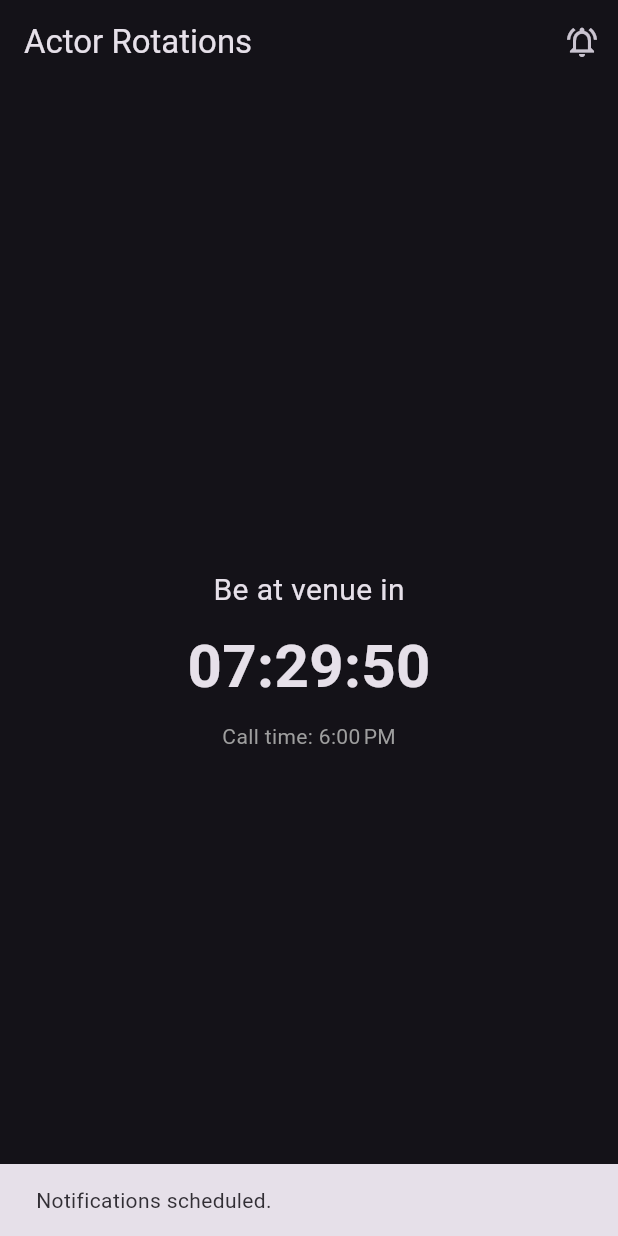
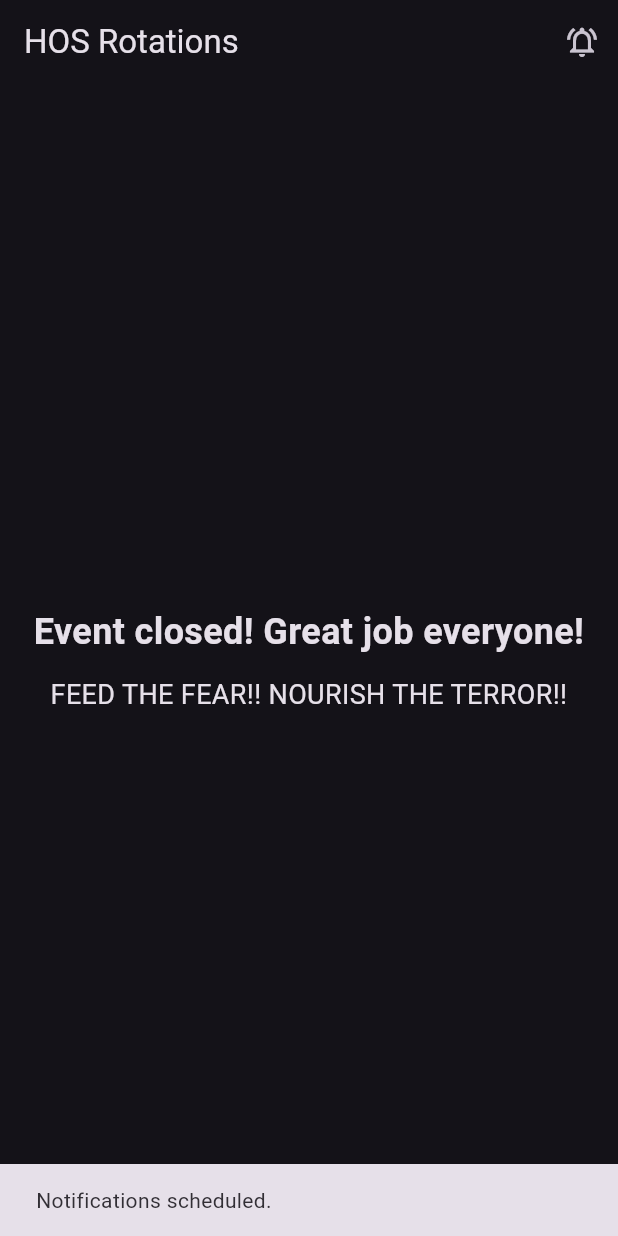
Before and after one commit to Zieuro/scare_o_clock, a Flutter app: the screen it shows after launch, after a tap on the "notifications active" icon, on a phone screen of 412 x 824 dp. Run offline on Flutter 3.47's test engine with Material 3 defaults, Android fonts, the phone set to English and light mode, and no system bars; our stand-ins replace flutter_local_notifications, timezone, vibration.

Commit message:
added endshow

```diff
--- a/lib/main.dart
+++ b/lib/main.dart
@@ -132,8 +132,8 @@ class _RotationScreenState extends State<RotationScreen> {
     DateTime t(int hour12, int minute, bool isPm) {
       final now = DateTime.now();
       int hour24 = hour12 % 12 + (isPm ? 12 : 0);
-      if (hour12 == 12 && !isPm) hour24 = 0;
-      if (hour12 == 12 && isPm) hour24 = 12;
+      if (hour12 == 12 && !isPm) hour24 = 0;   // 12 AM
+      if (hour12 == 12 && isPm) hour24 = 12;   // 12 PM
       return DateTime(now.year, now.month, now.day, hour24, minute);
     }
 
@@ -226,7 +226,8 @@ class _RotationScreenState extends State<RotationScreen> {
     return '$mm:$ss';
   }
 
-  // Pre-show helpers
+  // -------- Pre/Post-show helpers --------
+  // Treat 12:00–1:59 AM as “last night” so the anchors (6, 7 PM, 1 AM) make sense after midnight
   DateTime _eventDayAt(int hour24, int minute) {
     var now = DateTime.now();
     if (now.hour < 2) now = now.subtract(const Duration(days: 1));
@@ -250,6 +251,7 @@ class _RotationScreenState extends State<RotationScreen> {
     final now = DateTime.now();
     final callTime = _eventDayAt(18, 0); // 6:00 PM
     final startTime = _eventDayAt(19, 0); // 7:00 PM
+    final endTime   = _eventDayAt(1, 0);  // 1:00 AM (end of show)
 
     final slot = _currentSlot(now);
     final next = _nextBoundary(now);
@@ -288,9 +290,28 @@ class _RotationScreenState extends State<RotationScreen> {
       return const SizedBox.shrink();
     }
 
+    Widget postShow() {
+      return Column(
+        mainAxisAlignment: MainAxisAlignment.center,
+        children: const [
+          Text(
+            'Event closed! Great job everyone!',
+            textAlign: TextAlign.center,
+            style: TextStyle(fontSize: 24, fontWeight: FontWeight.bold),
+          ),
+          SizedBox(height: 12),
+          Text(
+            'FEED THE FEAR!! NOURISH THE TERROR!!',
+            textAlign: TextAlign.center,
+            style: TextStyle(fontSize: 18),
+          ),
+        ],
+      );
+    }
+
     return Scaffold(
       appBar: AppBar(
-        title: const Text('Actor Rotations'),
+        title: const Text('HOS Rotations'),
         actions: [
           IconButton(
             tooltip: 'Arm notifications',
@@ -309,9 +330,11 @@ class _RotationScreenState extends State<RotationScreen> {
       body: Center(
         child: Padding(
           padding: const EdgeInsets.all(18),
-          child: now.isBefore(startTime)
-              ? preShow()
-              : (slot == null
+          child: now.isAfter(endTime)
+              ? postShow()                         // after 1:00 AM
+              : now.isBefore(startTime)
+                  ? preShow()                      // before 7:00 PM
+                  : (slot == null                  // 7:00 PM–1:00 AM
                       ? const Text('No active slot right now',
                           style: TextStyle(fontSize: 20))
                       : Column(
```
Lines whose indentation alone changed are shown as unchanged.
